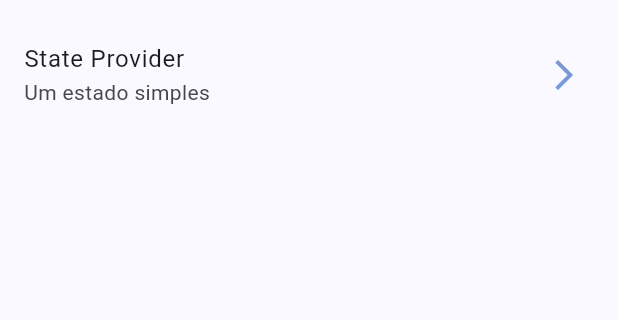
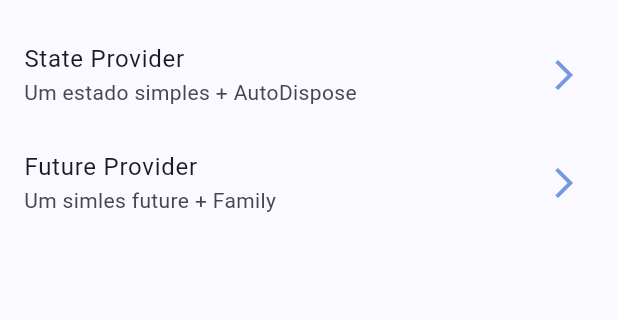
Before and after one commit to eliezerantonio/riverpod_providers_app, a Flutter app: the screen it shows after launch, on a phone screen of 412 x 824 dp, the part 63-383 px from its top. Run offline on Flutter 3.47's test engine with Material 2 defaults, Android fonts, the phone set to English and light mode, and no system bars; our stand-ins replace dio, flutter_riverpod, go_router, google_fonts; missing offline and left inert: random_name_generator.

Commit message:
feate: future provider implementation

```diff
--- a/lib/config/config.dart
+++ b/lib/config/config.dart
@@ -1,3 +1,4 @@
 export './theme/app_theme.dart';
 export './router/app_router.dart';
 export './helpers/random_generator.dart';
+export './helpers/pokemon_service.dart';
--- a/lib/config/router/app_router.dart
+++ b/lib/config/router/app_router.dart
@@ -9,7 +9,12 @@ final appRouter = GoRouter(
       builder: (context, state) => const HomeScreen(),
     ),
     GoRoute(
-        path: '/state-provider',
-        builder: (context, state) => const StateProviderScreen())
+      path: '/state-provider',
+      builder: (context, state) => const StateProviderScreen(),
+    ),
+    GoRoute(
+      path: '/future-provider',
+      builder: (context, state) => const PokemonScreen(),
+    )
   ],
 );
--- a/lib/presentation/providers/providers.dart
+++ b/lib/presentation/providers/providers.dart
@@ -1 +1,2 @@
 export './random_name_provider.dart';
+export 'pokemon_name_provider.dart';
--- a/lib/presentation/screens/home/home_screen.dart
+++ b/lib/presentation/screens/home/home_screen.dart
@@ -23,9 +23,15 @@ class _HomeScreenView extends StatelessWidget {
     return ListView(
       children: const [
         _CustomListTile(
-            title: 'State Provider',
-            subTitle: 'Um estado simples',
-            location: '/state-provider')
+          title: 'State Provider',
+          subTitle: 'Um estado simples + AutoDispose',
+          location: '/state-provider',
+        ),
+        _CustomListTile(
+          title: 'Future Provider',
+          subTitle: 'Um simles future + Family',
+          location: '/future-provider',
+        ),
       ],
     );
   }
--- a/lib/presentation/screens/screens.dart
+++ b/lib/presentation/screens/screens.dart
@@ -1,2 +1,3 @@
 export './home/home_screen.dart';
 export './01-state-provider/state_provider_screen.dart';
+export './02-future-provider/pokemon_screen.dart';
--- a/pubspec.yaml
+++ b/pubspec.yaml
@@ -29,6 +29,7 @@ environment:
 # versions available, run `flutter pub outdated`.
 dependencies:
   cupertino_icons: ^1.0.2
+  dio: ^5.2.1+1
   flutter:
     sdk: flutter
   flutter_riverpod: ^2.3.6
```
Also changed, not shown: lib/config/helpers/pokemon_service.dart (added, +17 -0 lines), lib/presentation/providers/pokemon_name_provider.dart (added, +21 -0 lines), lib/presentation/screens/02-future-provider/pokemon_screen.dart (added, +51 -0 lines), pubspec.lock.
